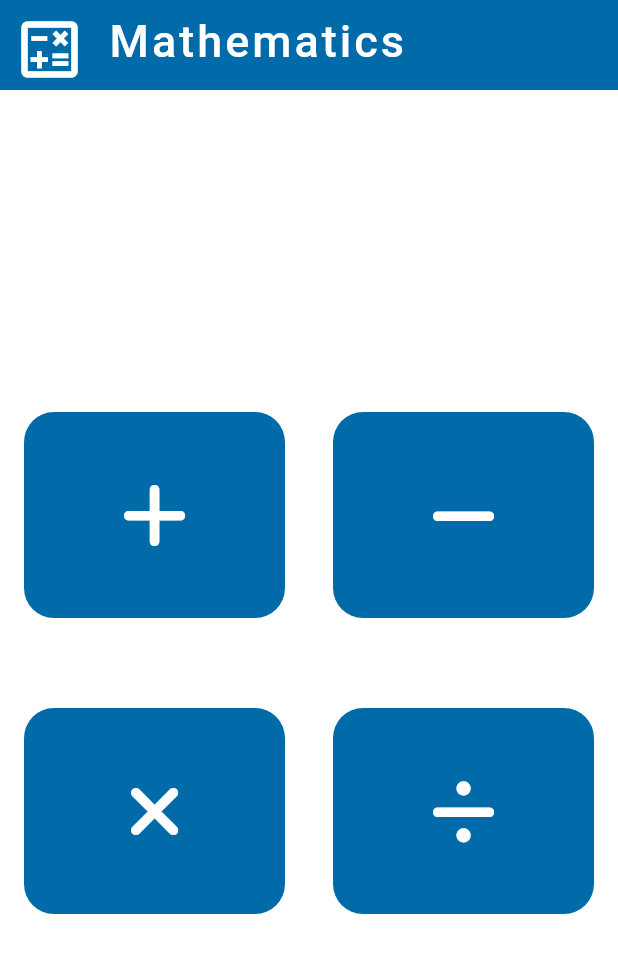
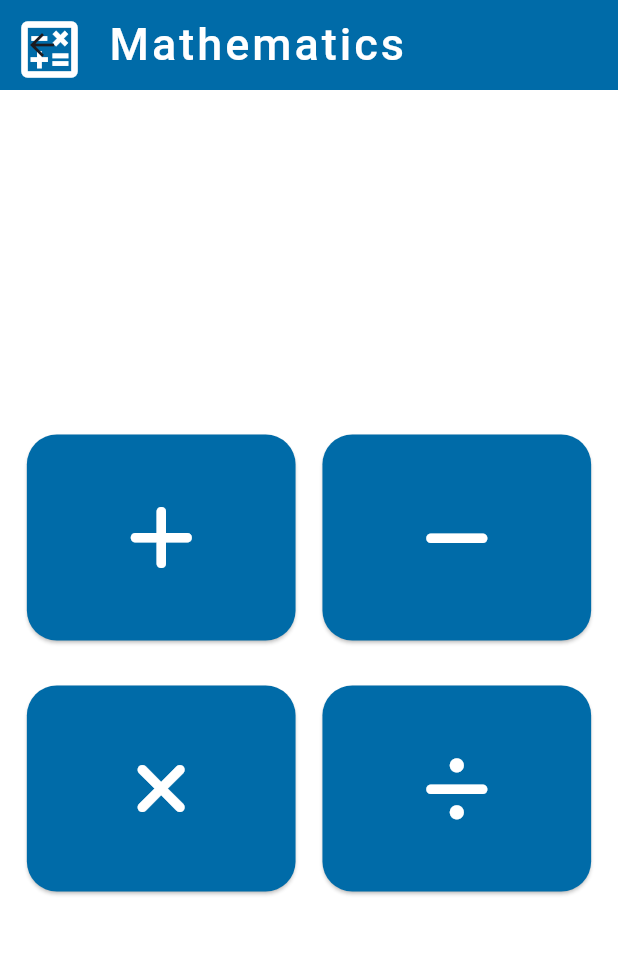
Before and after one commit to j-j-gajjar/Mathematics, a Flutter app: the screen it shows after launch, after a tap on "Generate PDF", on a phone screen of 412 x 824 dp. Shown: the top 953 px of the screen. Run offline on Flutter 3.47's test engine with Material 3 defaults, Android fonts, the light colour scheme and no system bars; our stand-ins replace circular_countdown_timer, font_awesome_flutter, modal_progress_hud_nsn, pdf, printing; missing offline and left inert: syncfusion_flutter_pdfviewer, universal_html; project files that could hold a hidden picture were left out.

Commit message:
update dependencies and made shared appbar

```diff
--- a/lib/AskOperator.dart
+++ b/lib/AskOperator.dart
@@ -3,7 +3,7 @@ import 'package:font_awesome_flutter/font_awesome_flutter.dart';
 import 'PDF/PdfGeneratonScreen.dart';
 import 'Quiz/QuizQuestionScreen.dart';
 import 'customWidget/ButtonIcon.dart';
-import 'customWidget/customWidgetMethods.dart';
+import 'customWidget/shared_appbar.dart';
 
 class AskOperator extends StatelessWidget {
   const AskOperator({super.key, required this.isQuiz});
@@ -12,26 +12,16 @@ class AskOperator extends StatelessWidget {
   Widget build(BuildContext context) {
     return Scaffold(
         backgroundColor: Colors.white,
-        appBar: PreferredSize(
-          preferredSize: const Size.fromHeight(60.0),
-          child: Container(
-            alignment: Alignment.center,
-            decoration: BoxDecoration(
-              borderRadius: BorderRadius.circular(10),
-            ),
-            child: const CustomAppBar(),
-          ),
-        ),
+        appBar: sharedAppBar(),
         body: SafeArea(
-          child: SizedBox(
-            height: double.infinity,
           child: Center(
             child: SingleChildScrollView(
               physics: const ScrollPhysics(parent: ScrollPhysics()),
               child: Column(
+                mainAxisAlignment: MainAxisAlignment.center,
                 children: <Widget>[
                   Row(
-                      mainAxisAlignment: MainAxisAlignment.center,
+                    mainAxisAlignment: MainAxisAlignment.spaceEvenly,
                     children: <Widget>[
                       ButtonIcon(
                         icon: FontAwesomeIcons.plus,
@@ -66,9 +56,9 @@ class AskOperator extends StatelessWidget {
                       ),
                     ],
                   ),
-                    const SizedBox(height: 60),
+                  const SizedBox(height: 30),
                   Row(
-                      mainAxisAlignment: MainAxisAlignment.center,
+                    mainAxisAlignment: MainAxisAlignment.spaceEvenly,
                     children: <Widget>[
                       ButtonIcon(
                         icon: FontAwesomeIcons.xmark,
@@ -106,7 +96,6 @@ class AskOperator extends StatelessWidget {
               ),
             ),
           ),
-          ),
         ));
   }
 }
--- a/lib/HomeScreen.dart
+++ b/lib/HomeScreen.dart
@@ -1,8 +1,7 @@
 import 'package:flutter/material.dart';
 import 'AskOperator.dart';
 import 'customWidget/DisplayButton.dart';
-
-import 'customWidget/customWidgetMethods.dart';
+import 'customWidget/shared_appbar.dart';
 
 class HomeScreen extends StatelessWidget {
   const HomeScreen({super.key});
@@ -11,30 +10,17 @@ class HomeScreen extends StatelessWidget {
   Widget build(BuildContext context) {
     return Scaffold(
       backgroundColor: Colors.white,
-      appBar: PreferredSize(
-        preferredSize: const Size.fromHeight(60.0),
-        child: Container(
-          alignment: Alignment.center,
-          decoration: BoxDecoration(
-            borderRadius: BorderRadius.circular(10),
-          ),
-          child: const CustomAppBar(),
-        ),
-      ),
-      body: Container(
-        height: double.infinity,
+      appBar: sharedAppBar(),
+      body: SingleChildScrollView(
+        physics: const ScrollPhysics(parent: ScrollPhysics()),
         padding: const EdgeInsets.fromLTRB(20, 10, 30, 10),
-        child: SingleChildScrollView(
-          physics: const ScrollPhysics(parent: ScrollPhysics()),
-          child: Center(
         child: Column(
           children: [
             SizedBox(
               height: MediaQuery.of(context).size.height * 0.6,
-                    child: Image.asset('assets/HomeScreen.jpg')),
-                const SizedBox(
-                  height: 50,
+              child: Image.asset('assets/HomeScreen.jpg'),
             ),
+            const SizedBox(height: 50),
             DisplayButton(
               text: 'Generate PDF',
               function: () => Navigator.push(
@@ -59,8 +45,6 @@ class HomeScreen extends StatelessWidget {
           ],
         ),
       ),
-        ),
-      ),
     );
   }
 }
--- a/lib/customWidget/ButtonIcon.dart
+++ b/lib/customWidget/ButtonIcon.dart
@@ -12,20 +12,17 @@ class ButtonIcon extends StatelessWidget {
   final Function() function;
   @override
   Widget build(BuildContext context) {
-    return Flexible(
-      child: MaterialButton(
+    final width = MediaQuery.of(context).size.width;
+    return SizedBox(
+      width: width > 550 ? 200 : width / 2.3,
+      height: width > 550 ? 200 : width / 3,
+      child: ElevatedButton(
         onPressed: function,
-        child: Container(
-          decoration: BoxDecoration(
-            color: baseColor,
+        style: ElevatedButton.styleFrom(
+            backgroundColor: baseColor,
+            shape: RoundedRectangleBorder(
               borderRadius: BorderRadius.circular(20),
-          ),
-          width: MediaQuery.of(context).size.width > 550
-              ? 200
-              : MediaQuery.of(context).size.width / 2,
-          height: MediaQuery.of(context).size.width > 550
-              ? 200
-              : MediaQuery.of(context).size.width / 3,
+            )),
         child: Hero(
           tag: icon,
           child: Icon(
@@ -35,7 +32,6 @@ class ButtonIcon extends StatelessWidget {
           ),
         ),
       ),
-      ),
     );
   }
 }
--- /dev/null
+++ b/lib/customWidget/shared_appbar.dart
@@ -0,0 +1,6 @@
+import 'package:flutter/material.dart';
+import 'customWidgetMethods.dart';
+
+AppBar sharedAppBar() {
+  return AppBar(flexibleSpace: const CustomAppBar());
+}
--- a/lib/main.dart
+++ b/lib/main.dart
@@ -11,7 +11,10 @@ class MyApp extends StatelessWidget {
     return MaterialApp(
       debugShowCheckedModeBanner: false,
       title: 'Mathematics',
-      theme: ThemeData(visualDensity: VisualDensity.adaptivePlatformDensity),
+      theme: ThemeData(
+        visualDensity: VisualDensity.adaptivePlatformDensity,
+        appBarTheme: const AppBarTheme(toolbarHeight: 60),
+      ),
       home: const HomeScreen(),
     );
   }
```
Also changed, not shown: lib/PDF/PdfGeneratonScreen.dart (+4 -4 lines), lib/Quiz/AnswerScreen.dart (+2 -11 lines), lib/Quiz/QuizQuestionScreen.dart (+2 -11 lines), lib/Quiz/UserAnswerScreen.dart (+3 -11 lines), pubspec.yaml (+4 -3 lines), pubspec.lock, 1 other file. Lines whose indentation alone changed are shown as unchanged.
